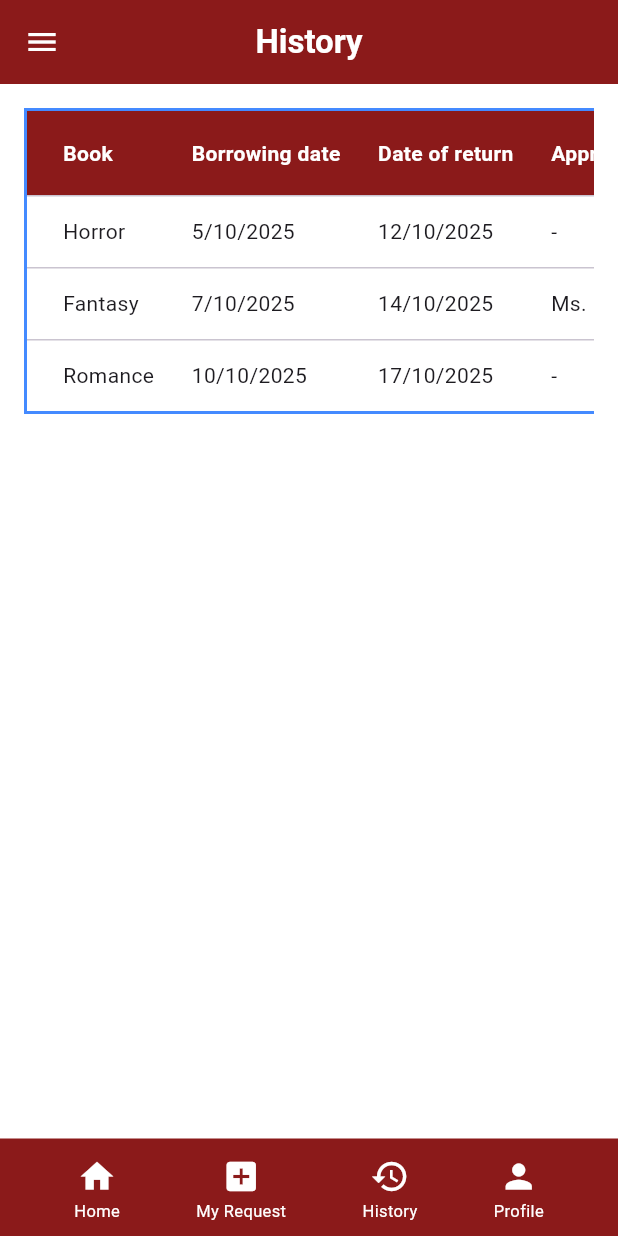
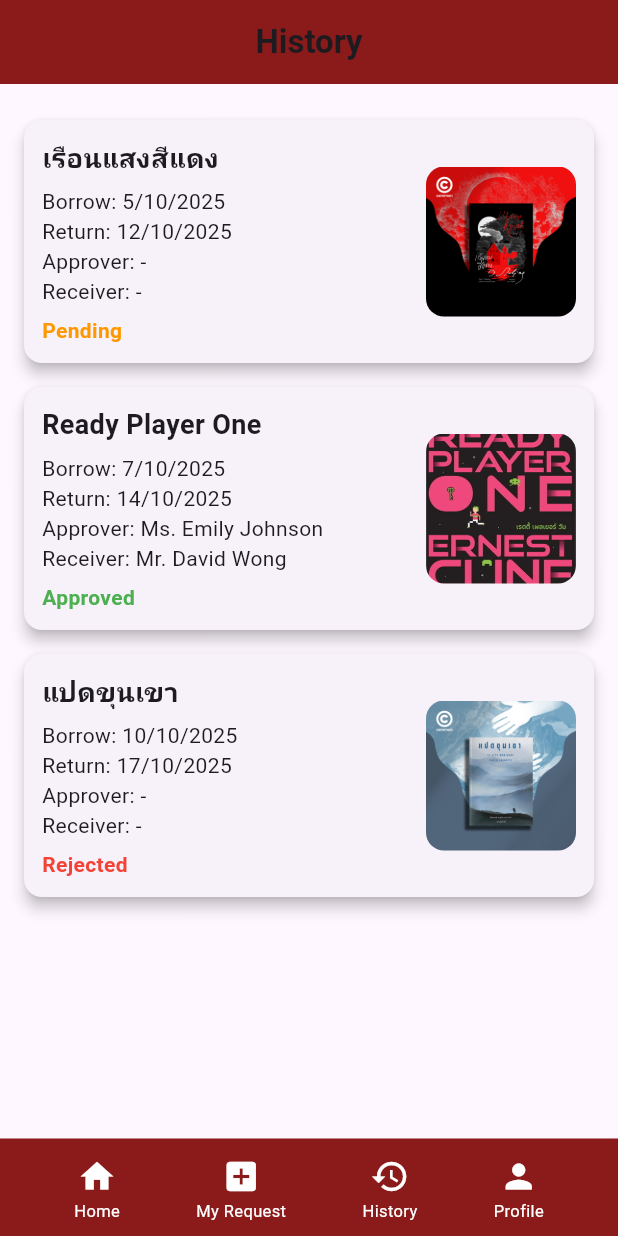
Before and after one commit to 6631501048/projectmobile_g9, a Flutter app: the screen it shows after launch, on a phone screen of 412 x 824 dp. Run offline on Flutter 3.47's test engine with Material 3 defaults, Android fonts, the phone set to English and light mode, and no system bars.

Commit message:
StuHistory

```diff
--- a/lib/Student/student_history.dart
+++ b/lib/Student/student_history.dart
@@ -23,70 +23,98 @@ class StudentHistory extends StatelessWidget {
     }
   }
 
+  final List<Map<String, String>> historyData = const [
+    {
+      'book': 'เรือนแสงสีแดง',
+      'borrowDate': '5/10/2025',
+      'returnDate': '12/10/2025',
+      'approver': '-',
+      'receiver': '-',
+      'status': 'Pending',
+      'image': 'assets/images/Picture/1.jpg'
+    },
+    {
+      'book': 'Ready Player One',
+      'borrowDate': '7/10/2025',
+      'returnDate': '14/10/2025',
+      'approver': 'Ms. Emily Johnson',
+      'receiver': 'Mr. David Wong',
+      'status': 'Approved',
+      'image': 'assets/images/Picture/ready.jpg'
+    },
+    {
+      'book': 'แปดขุนเขา',
+      'borrowDate': '10/10/2025',
+      'returnDate': '17/10/2025',
+      'approver': '-',
+      'receiver': '-',
+      'status': 'Rejected',
+      'image': 'assets/images/Picture/2.jpg'
+    },
+  ];
+
   @override
   Widget build(BuildContext context) {
     return Scaffold(
-      resizeToAvoidBottomInset: false,
-      backgroundColor: Colors.white,
-
       appBar: AppBar(
         backgroundColor: const Color(0xFF8B1A1A),
         title: const Text(
           'History',
-          style: TextStyle(
-            fontWeight: FontWeight.bold,
-            color: Colors.white,
-            fontSize: 22,
-          ),
+          style: TextStyle(fontWeight: FontWeight.bold, fontSize: 22),
         ),
         centerTitle: true,
-        leading: IconButton(
-          icon: const Icon(Icons.menu, color: Colors.white),
-          onPressed: () {},
-        ),
       ),
+      body: ListView.builder(
+        padding: const EdgeInsets.all(16),
+        itemCount: historyData.length,
+        itemBuilder: (context, index) {
+          final item = historyData[index];
+          final statusColor = _getStatusColor(item['status']!);
 
-      body: SafeArea(
-        child: Padding(
-          padding: const EdgeInsets.all(16),
-          child: SingleChildScrollView(
-            scrollDirection: Axis.horizontal,
-            child: ConstrainedBox(
-              constraints: BoxConstraints(minWidth: MediaQuery.of(context).size.width),
-              child: SingleChildScrollView(
-                scrollDirection: Axis.vertical,
-                child: Container(
-                  decoration: BoxDecoration(
-                    border: Border.all(color: Colors.blueAccent, width: 2),
+          return Card(
+            margin: const EdgeInsets.symmetric(vertical: 8),
+            elevation: 4,
+            child: Padding(
+              padding: const EdgeInsets.all(12),
+              child: Row(
+                children: [
+                  Expanded(
+                    child: Column(
+                      crossAxisAlignment: CrossAxisAlignment.start,
+                      children: [
+                        Text(item['book']!,
+                            style: const TextStyle(
+                                fontWeight: FontWeight.bold, fontSize: 18)),
+                        const SizedBox(height: 6),
+                        Text('Borrow: ${item['borrowDate']}'),
+                        Text('Return: ${item['returnDate']}'),
+                        Text('Approver: ${item['approver']}'),
+                        Text('Receiver: ${item['receiver']}'),
+                        const SizedBox(height: 6),
+                        Text(
+                          item['status']!,
+                          style: TextStyle(
+                              fontWeight: FontWeight.bold, color: statusColor),
+                        ),
+                      ],
+                    ),
                   ),
-                  child: DataTable(
-                    columnSpacing: 25,
-                    headingRowColor: MaterialStateProperty.all(const Color(0xFF8B1A1A)),
-                    headingTextStyle: const TextStyle(
-                      color: Colors.white,
-                      fontWeight: FontWeight.bold,
+                  const SizedBox(width: 12),
+                  ClipRRect(
+                    borderRadius: BorderRadius.circular(12),
+                    child: Image.asset(
+                      item['image']!,
+                      width: 100,
+                      height: 100,
+                      fit: BoxFit.cover,
                     ),
-                    columns: const [
-                      DataColumn(label: Text('Book')),
-                      DataColumn(label: Text('Borrowing date')),
-                      DataColumn(label: Text('Date of return')),
-                      DataColumn(label: Text('Approver')),
-                      DataColumn(label: Text('Receiver')),
-                      DataColumn(label: Text('Status')),
-                    ],
-                    rows: [
-                      _buildRow('Horror', '5/10/2025', '12/10/2025', 'Pending', this),
-                      _buildRow('Fantasy', '7/10/2025', '14/10/2025', 'Approved', this),
-                      _buildRow('Romance', '10/10/2025', '17/10/2025', 'Rejected', this),
-                    ],
                   ),
-                ),
+                ],
               ),
             ),
-          ),
-        ),
+          );
+        },
       ),
-
       bottomNavigationBar: SafeArea(
         child: BottomAppBar(
           color: const Color(0xFF8B1A1A),
@@ -107,57 +135,6 @@ class StudentHistory extends StatelessWidget {
       ),
     );
   }
-
-  // ฟังก์ชันสร้างแถวของ DataTable พร้อมจัดการเครื่องหมายและสีสถานะ
-  static DataRow _buildRow(
-      String book, String borrowDate, String returnDate, String status, StudentHistory state) {
-    final approver =
-        (status == 'Approved') ? _getApproverName(book) : '-';
-    final receiver =
-        (status == 'Approved') ? _getReceiverName(book) : '-';
-    final color = state._getStatusColor(status);
-
-    return DataRow(cells: [
-      DataCell(Text(book)),
-      DataCell(Text(borrowDate)),
-      DataCell(Text(returnDate)),
-      DataCell(Text(approver)),
-      DataCell(Text(receiver)),
-      DataCell(Text(
-        status,
-        style: TextStyle(
-          fontWeight: FontWeight.bold,
-          color: color,
-        ),
-      )),
-    ]);
-  }
-
-  static String _getApproverName(String book) {
-    switch (book) {
-      case 'Horror':
-        return 'Mr. John Smith';
-      case 'Fantasy':
-        return 'Ms. Emily Johnson';
-      case 'Romance':
-        return 'Mr. Robert Brown';
-      default:
-        return '-';
-    }
-  }
-
-  static String _getReceiverName(String book) {
-    switch (book) {
-      case 'Horror':
-        return 'Ms. Anna Lee';
-      case 'Fantasy':
-        return 'Mr. David Wong';
-      case 'Romance':
-        return 'Ms. Sarah Kim';
-      default:
-        return '-';
-    }
-  }
 }
 
 class NavItem extends StatelessWidget {
@@ -173,10 +150,7 @@ class NavItem extends StatelessWidget {
       children: [
         Icon(icon, color: Colors.white, size: 26),
         const SizedBox(height: 2),
-        Text(
-          label,
-          style: const TextStyle(color: Colors.white, fontSize: 11),
-        ),
+        Text(label, style: const TextStyle(color: Colors.white, fontSize: 11)),
       ],
     );
   }
--- a/pubspec.yaml
+++ b/pubspec.yaml
@@ -59,5 +59,6 @@ flutter:
 
   # To add assets to your application, add an assets section, like this:
   assets:
-  #   - images/a_dot_burr.jpeg
-  #   - images/a_dot_ham.jpeg
+    - assets/images/Picture/1.jpg
+    - assets/images/Picture/ready.jpg
+    - assets/images/Picture/2.jpg
```
Also changed, not shown: assets/images/Picture/1.jpg (added), assets/images/Picture/2.jpg (added), assets/images/Picture/4.jpg (added), assets/images/Picture/8mountain.jpg (added), assets/images/Picture/aaaa.webp (added), assets/images/Picture/dune1.jpeg (added), assets/images/Picture/qqq.jpg (added), assets/images/Picture/ready.jpg (added), assets/images/Picture/redboat.jpg (added), assets/images/Picture/redhood.jpg (added).
